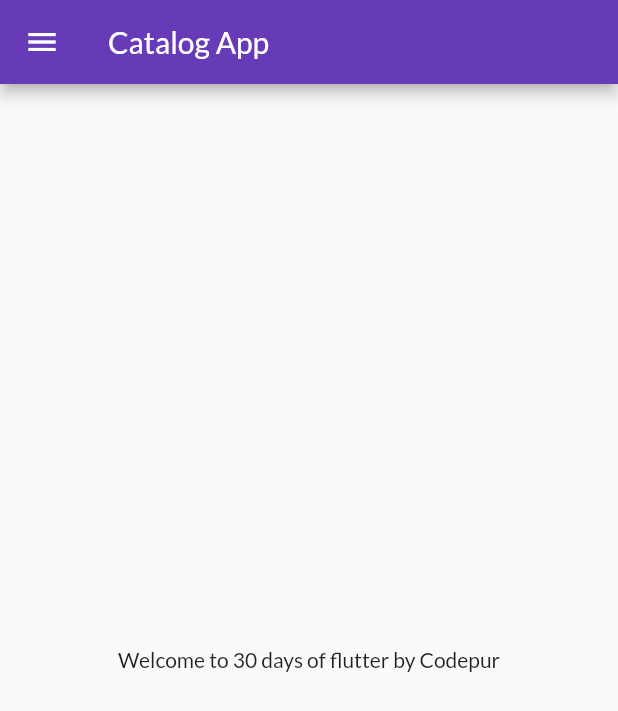
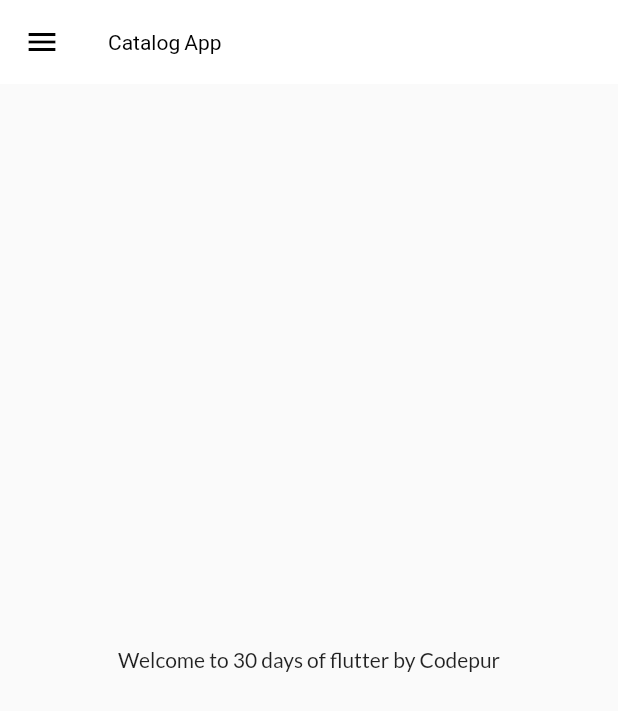
Before and after one commit to mdsomad/Fullcouse, a Flutter app: the screen it shows after launch, on a phone screen of 412 x 824 dp. Shown: the top 711 px of the screen. Run offline on Flutter 3.47's test engine with Material 2 defaults, Android fonts, the light colour scheme and no system bars; our stand-ins replace google_fonts.

Commit message:
themes extracted

```diff
--- a/lib/main.dart
+++ b/lib/main.dart
@@ -1,8 +1,9 @@
+// ignore_for_file: prefer_const_constructors
 import 'package:flutter/material.dart';
 import 'package:flutter_full_course_project/pages/home_page.dart';
 import 'package:flutter_full_course_project/pages/login_page.dart';
 import 'package:flutter_full_course_project/utils/routes.dart';
-import 'package:google_fonts/google_fonts.dart';
+import 'package:flutter_full_course_project/widgets/themes.dart';
 
 void main() {
   runApp(MyApp());
@@ -14,14 +15,8 @@
     return MaterialApp(
       debugShowCheckedModeBanner: false,
           themeMode: ThemeMode.light,
-          theme: ThemeData(
-            primarySwatch: Colors.deepPurple,
-            fontFamily: GoogleFonts.lato().fontFamily
-            // primaryTextTheme: GoogleFonts.latoTextTheme()
-          ),
-          darkTheme: ThemeData(
-            brightness: Brightness.dark
-          ),
+          theme: MyTheme.LightTheme(context),
+          darkTheme: MyTheme.darkTheme(context),
           initialRoute: MyRoutes.homeRoute,
           routes: {
             "/":(context) => LoginPage(),
--- /dev/null
+++ b/lib/widgets/themes.dart
@@ -0,0 +1,23 @@
+import 'package:flutter/material.dart';
+import 'package:google_fonts/google_fonts.dart';
+
+class MyTheme{
+  static ThemeData LightTheme(BuildContext context)=>
+    ThemeData(
+            primarySwatch: Colors.deepPurple,
+            fontFamily: GoogleFonts.lato().fontFamily,
+            appBarTheme: AppBarTheme(
+              color: Colors.white,
+              elevation: 0.0,
+              iconTheme: IconThemeData(color: Colors.black),
+              titleTextStyle: TextStyle(color: Colors.black)
+              // textTheme: Theme.of(context).textTheme
+
+            )
+            // primaryTextTheme: GoogleFonts.latoTextTheme()
+          );
+          static ThemeData darkTheme(BuildContext context)=>ThemeData(
+            brightness: Brightness.dark
+          );
+
+}
```
